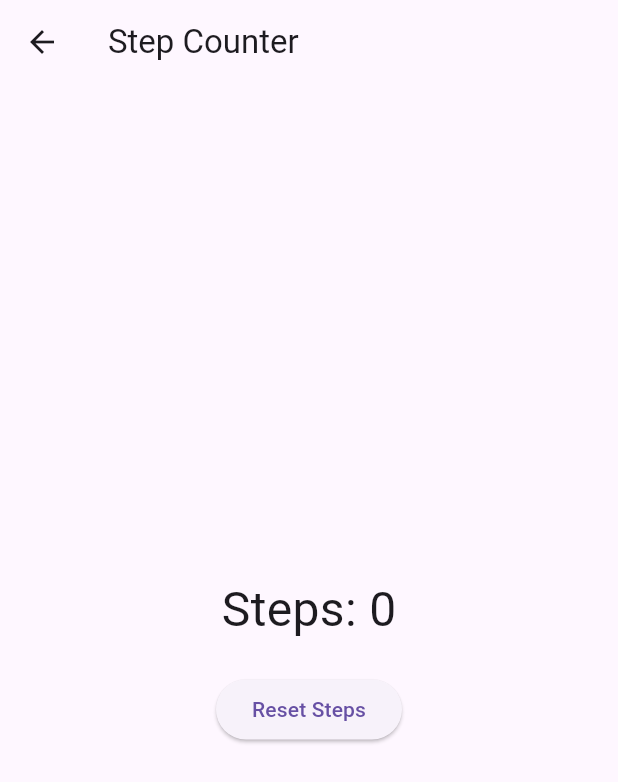
After one commit to Mohrimz/FinalMAD, a Flutter app: the screen it shows after launch, after a tap on the "directions run" icon, on a phone screen of 412 x 824 dp. The commit adds this screen. Shown: the top 782 px of the screen. Run offline on Flutter 3.47's test engine with Material 3 defaults, Android fonts, the phone set to English and light mode, and no system bars; our stand-ins replace geocoding, geolocator, sensors_plus; network calls fail.

Commit message:
Step counter

```diff
--- a/lib/screens/landing.dart
+++ b/lib/screens/landing.dart
@@ -1,5 +1,6 @@
 import 'package:flutter/material.dart';
 import 'package:login/screens/search_screen.dart';
+import 'package:login/screens/step_counter_screen.dart';
 import 'package:login/widgets/category_item.dart';
 import 'package:login/widgets/landing.dart';
 import 'package:login/services/api_service.dart';
@@ -123,14 +124,22 @@ class _WelcomeScreenState extends State<WelcomeScreen> {
       ),
     ),
     const SizedBox(width: 10),
+    // New Step Counter Icon (instead of the notification icon)
     Container(
       decoration: BoxDecoration(
         color: Colors.white,
         borderRadius: BorderRadius.circular(12),
       ),
       child: IconButton(
-                          icon: const Icon(Icons.notifications_none, color: Colors.black),
-                          onPressed: () {},
+        icon: const Icon(Icons.directions_run, color: Colors.black),
+        onPressed: () {
+          Navigator.push(
+            context,
+            MaterialPageRoute(
+              builder: (context) => const StepCounterScreen(),
+            ),
+          );
+        },
       ),
     ),
   ],
--- /dev/null
+++ b/lib/screens/step_counter_screen.dart
@@ -0,0 +1,77 @@
+import 'dart:async';
+import 'dart:math';
+import 'package:flutter/material.dart';
+import 'package:sensors_plus/sensors_plus.dart';
+
+
+class StepCounterScreen extends StatefulWidget {
+  const StepCounterScreen({Key? key}) : super(key: key);
+
+  @override
+  _StepCounterScreenState createState() => _StepCounterScreenState();
+}
+
+class _StepCounterScreenState extends State<StepCounterScreen> {
+  int stepCount = 0;
+  // Set a threshold for acceleration (this value may need tuning on real devices)
+  final double threshold = 12.0;
+  DateTime? lastStepTime;
+  StreamSubscription? _subscription;
+
+  @override
+  void initState() {
+    super.initState();
+    // Listen to the accelerometer events
+    _subscription = accelerometerEvents.listen(_onAccelerometerEvent);
+  }
+
+  void _onAccelerometerEvent(AccelerometerEvent event) {
+    // Calculate the magnitude of the acceleration vector
+    double acceleration = sqrt(event.x * event.x + event.y * event.y + event.z * event.z);
+
+    // Check if the acceleration exceeds the threshold.
+    // A time check is added to prevent multiple counts for one step.
+    if (acceleration > threshold) {
+      final now = DateTime.now();
+      if (lastStepTime == null || now.difference(lastStepTime!) > const Duration(milliseconds: 300)) {
+        lastStepTime = now;
+        setState(() {
+          stepCount++;
+        });
+      }
+    }
+  }
+
+  @override
+  void dispose() {
+    _subscription?.cancel();
+    super.dispose();
+  }
+
+  @override
+  Widget build(BuildContext context) {
+    return Scaffold(
+      appBar: AppBar(
+        title: const Text("Step Counter"),
+      ),
+      body: Center(
+        child: Column(
+          mainAxisAlignment: MainAxisAlignment.center,
+          children: <Widget>[
+            Text('Steps: $stepCount', style: const TextStyle(fontSize: 32)),
+            const SizedBox(height: 20),
+            ElevatedButton(
+              onPressed: () {
+                // Optionally, you can reset the step count.
+                setState(() {
+                  stepCount = 0;
+                });
+              },
+              child: const Text("Reset Steps"),
+            ),
+          ],
+        ),
+      ),
+    );
+  }
+}
--- a/pubspec.yaml
+++ b/pubspec.yaml
@@ -38,6 +38,8 @@ dependencies:
   http: ^1.2.2
   geolocator: ^9.0.2
   geocoding: ^2.0.5
+  sensors_plus: any
+
 
 
 
```
Also changed, not shown: pubspec.lock, 1 other file. Lines whose indentation alone changed are shown as unchanged.
